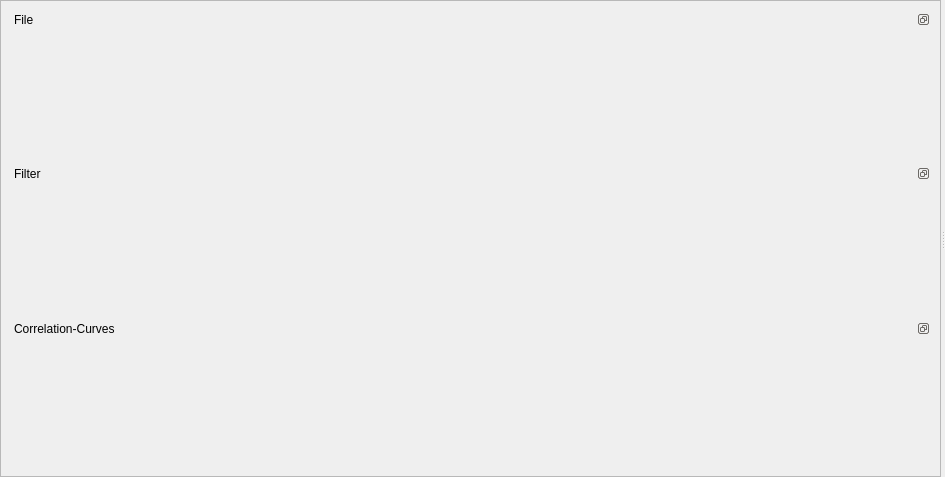
Above: chisurf/tools/tttr/tttr_correlate.ui from Fluorescence-Tools/chisurf before the change. Below: the same form after it.
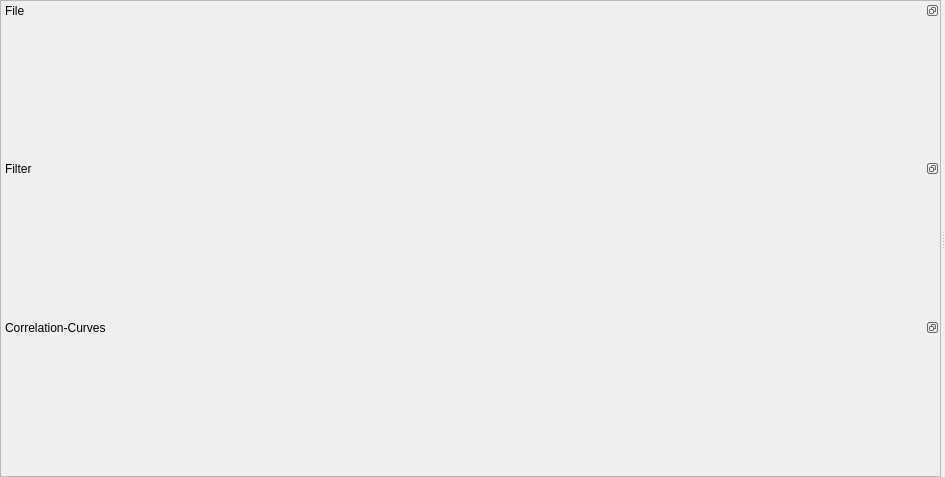
That is the form after the change. Icons and pictures are not drawn.

```diff
--- a/chisurf/tools/tttr/tttr_correlate.ui
+++ b/chisurf/tools/tttr/tttr_correlate.ui
@@ -58,6 +58,21 @@
         </rect>
        </property>
        <layout class="QVBoxLayout" name="verticalLayout_8">
+        <property name="spacing">
+         <number>0</number>
+        </property>
+        <property name="leftMargin">
+         <number>0</number>
+        </property>
+        <property name="topMargin">
+         <number>0</number>
+        </property>
+        <property name="rightMargin">
+         <number>0</number>
+        </property>
+        <property name="bottomMargin">
+         <number>0</number>
+        </property>
         <item>
          <widget class="QDockWidget" name="dockWidget_2">
           <property name="features">
```
